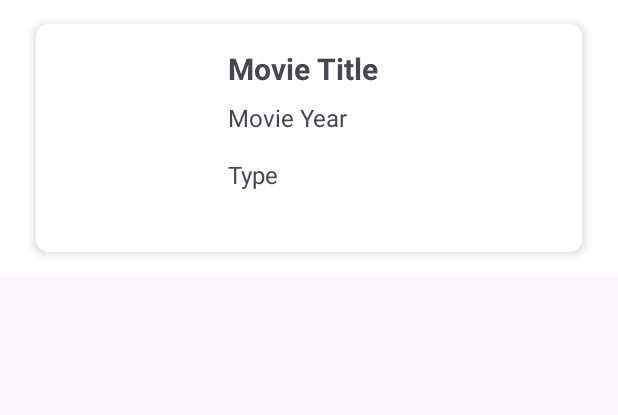
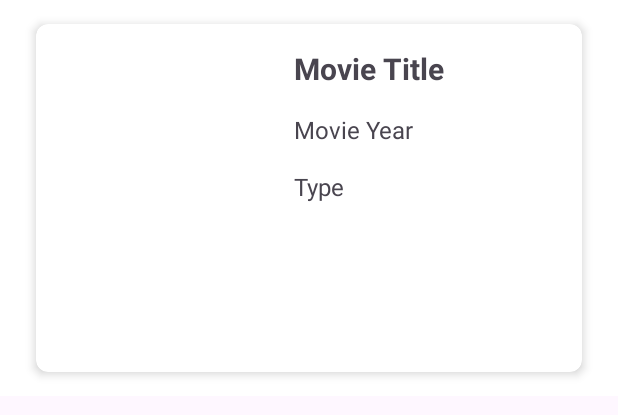
Before and after one commit to cintyagomes/movie-catalog-app, an Android app: the layout item_movie.xml on its own in the app's theme, with its tools: preview values and no code run, on a phone screen of 412 x 824 dp. Shown: the top 415 px of the screen. Run offline under Robolectric (Android 15) with nearby library versions, the phone set to English and light mode, and no system bars.

Commit message:
feat: Refactors layouts

```diff
--- a/app/src/main/res/layout/fragment_movie_catalog.xml
+++ b/app/src/main/res/layout/fragment_movie_catalog.xml
@@ -14,7 +14,7 @@
         app:titleTextColor="@color/white"
         android:theme="?attr/actionBarTheme"
         android:title="@string/go_back_button"
-        android:elevation="4dp" />
+        android:elevation="@dimen/elevation_small" />
 
     <androidx.recyclerview.widget.RecyclerView
         android:id="@+id/recycler_view"
--- a/app/src/main/res/layout/item_movie.xml
+++ b/app/src/main/res/layout/item_movie.xml
@@ -1,72 +1,80 @@
 <?xml version="1.0" encoding="utf-8"?>
 <LinearLayout xmlns:android="http://schemas.android.com/apk/res/android"
+    xmlns:app="http://schemas.android.com/apk/res-auto"
     android:layout_width="match_parent"
     android:layout_height="wrap_content"
-    xmlns:app="http://schemas.android.com/apk/res-auto"
+    android:background="@color/white"
     android:orientation="horizontal"
     android:paddingHorizontal="@dimen/padding_medium"
-    android:paddingVertical="@dimen/padding_small"
-    android:background="@color/white">
+    android:paddingVertical="@dimen/padding_small" >
 
     <androidx.cardview.widget.CardView
         android:layout_width="match_parent"
         android:layout_height="wrap_content"
         android:layout_margin="@dimen/margin_small"
-        app:cardCornerRadius="8dp"
-        app:cardElevation="4dp">
+        app:cardCornerRadius="@dimen/corner_radius_small"
+        app:cardElevation="@dimen/elevation_small">
 
-        <LinearLayout
+        <androidx.constraintlayout.widget.ConstraintLayout
             android:layout_width="match_parent"
-            android:layout_height="wrap_content"
+            android:layout_height="match_parent"
             android:orientation="horizontal"
-            android:paddingHorizontal="@dimen/padding_medium"
+            android:layout_marginHorizontal="@dimen/padding_medium"
             android:paddingVertical="@dimen/padding_medium">
 
             <ImageView
                 android:id="@+id/poster"
-                android:layout_width="80dp"
-                android:layout_height="120dp"
-                android:layout_marginEnd="@dimen/margin_medium"
+                android:layout_width="@dimen/poster_width"
+                android:layout_height="@dimen/poster_height"
                 android:contentDescription="@string/movie_poster"
-                android:scaleType="centerCrop" />
-
-            <RelativeLayout
-                android:layout_width="0dp"
-                android:layout_height="wrap_content"
-                android:layout_weight="@dimen/weight_small"
-                android:paddingHorizontal="@dimen/padding_medium" >
+                android:scaleType="centerCrop"
+                app:layout_constraintStart_toStartOf="parent"
+                app:layout_constraintTop_toTopOf="parent" />
 
             <TextView
                 android:id="@+id/title"
-                    android:layout_width="wrap_content"
+                android:layout_width="0dp"
                 android:layout_height="wrap_content"
                 android:text="@string/movie_title"
                 android:textSize="@dimen/text_size_extra_large"
-                    android:textStyle="bold" />
+                android:textStyle="bold"
+                android:paddingHorizontal="@dimen/padding_medium"
+                app:layout_constraintEnd_toEndOf="parent"
+                app:layout_constraintHorizontal_bias="0.0"
+                app:layout_constraintStart_toEndOf="@+id/poster"
+                app:layout_constraintTop_toTopOf="@+id/poster" />
 
             <TextView
                 android:id="@+id/year"
-                    android:layout_width="wrap_content"
+                android:layout_width="0dp"
                 android:layout_height="wrap_content"
                 android:layout_below="@id/title"
                 android:layout_alignStart="@id/title"
-                    android:layout_marginTop="@dimen/margin_small"
+                android:layout_marginTop="@dimen/margin_medium"
+                android:paddingHorizontal="@dimen/padding_medium"
                 android:text="@string/movie_year"
-                    android:textSize="@dimen/text_size_medium" />
+                android:textSize="@dimen/text_size_medium"
+                app:layout_constraintEnd_toEndOf="parent"
+                app:layout_constraintHorizontal_bias="0.0"
+                app:layout_constraintStart_toEndOf="@+id/poster"
+                app:layout_constraintTop_toBottomOf="@+id/title" />
 
             <TextView
                 android:id="@+id/type"
-                    android:layout_width="wrap_content"
+                android:layout_width="0dp"
                 android:layout_height="wrap_content"
                 android:layout_below="@id/year"
                 android:layout_alignStart="@id/title"
                 android:layout_marginTop="@dimen/margin_medium"
+                android:paddingHorizontal="@dimen/padding_medium"
                 android:text="@string/type"
-                    android:textSize="@dimen/text_size_medium" />
+                android:textSize="@dimen/text_size_medium"
+                app:layout_constraintEnd_toEndOf="parent"
+                app:layout_constraintHorizontal_bias="0.0"
+                app:layout_constraintStart_toEndOf="@+id/poster"
+                app:layout_constraintTop_toBottomOf="@+id/year" />
 
-            </RelativeLayout>
-
-        </LinearLayout>
+        </androidx.constraintlayout.widget.ConstraintLayout>
 
     </androidx.cardview.widget.CardView>
 
--- a/app/src/main/res/values/dimens.xml
+++ b/app/src/main/res/values/dimens.xml
@@ -19,4 +19,21 @@
 
     <!-- Weight -->
     <dimen name="weight_small">1</dimen>
+
+    <!-- Elevation -->
+    <dimen name="elevation_small">4dp</dimen>
+
+    <!-- Corner Radius -->
+    <dimen name="corner_radius_small">8dp</dimen>
+
+    <!-- Image Sizes -->
+    <dimen name="search_image_width">300dp</dimen>
+    <dimen name="search_image_height">200dp</dimen>
+    <dimen name="poster_width">140dp</dimen>
+    <dimen name="poster_height">200dp</dimen>
+    <dimen name="movie_detail_poster_width">180dp</dimen>
+    <dimen name="movie_detail_poster_height">256dp</dimen>
+
+    <!-- Components Sizes -->
+    <dimen name="edit_text_height">48dp</dimen>
 </resources>
```
Also changed, not shown: app/src/main/res/layout/fragment_search.xml (+5 -3 lines), app/src/main/res/layout/item_movie_detail.xml (+21 -19 lines). Lines whose indentation alone changed are shown as unchanged.
